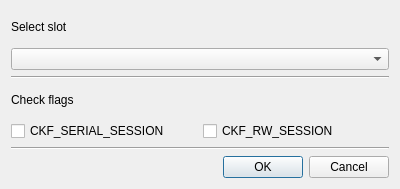
The window that HsmMan/open_session_dlg.ui (jykim74/CryptokiMan) describes before a commit, drawn with Qt 5.
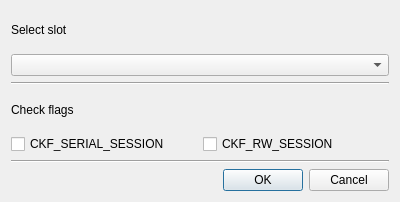
The same window after the commit.

Patch:
```diff
--- a/HsmMan/open_session_dlg.ui
+++ b/HsmMan/open_session_dlg.ui
@@ -7,7 +7,7 @@
     <x>0</x>
     <y>0</y>
     <width>400</width>
-    <height>189</height>
+    <height>202</height>
    </rect>
   </property>
   <property name="windowTitle">
```
Left out of the diff: 2 changed lines with no effect on the pictures.
